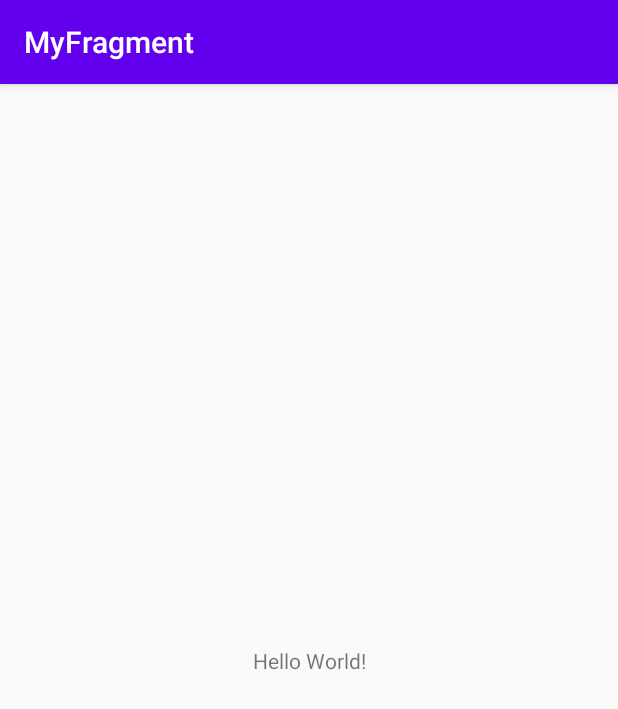
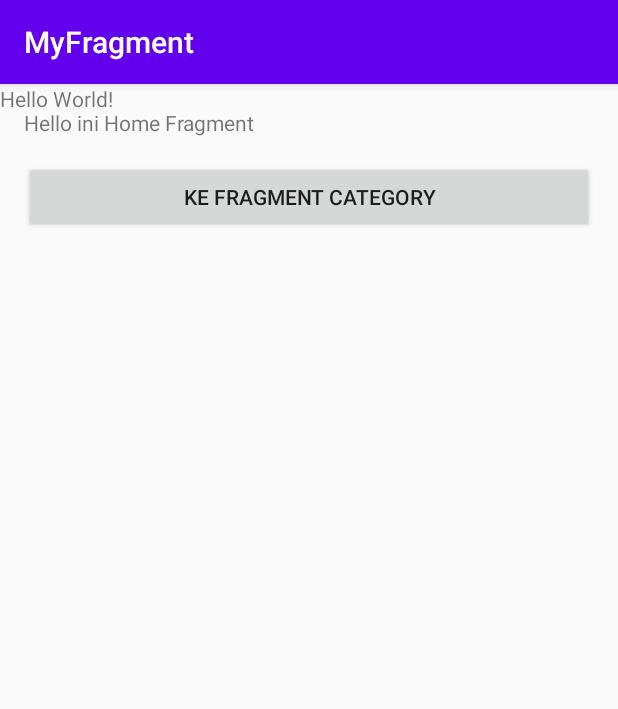
Before and after one commit to boyranger/Android-Develover-SingleFighter, an Android app: the screen it shows after launch (MainActivity), on a phone screen of 412 x 824 dp. Shown: the top 709 px of the screen. Run offline under Robolectric (Android 15) with nearby library versions, the phone set to English and light mode, and no system bars.

Commit message:
fragment
codeLabs Fragment

```diff
--- a/BFAA/MyFragment/app/build.gradle
+++ b/BFAA/MyFragment/app/build.gradle
@@ -28,6 +28,7 @@ dependencies {
 
     implementation 'androidx.appcompat:appcompat:1.1.0'
     implementation 'androidx.constraintlayout:constraintlayout:1.1.3'
+    implementation 'androidx.legacy:legacy-support-v4:1.0.0'
     testImplementation 'junit:junit:4.12'
     androidTestImplementation 'androidx.test.ext:junit:1.1.1'
     androidTestImplementation 'androidx.test.espresso:espresso-core:3.2.0'
--- /dev/null
+++ b/BFAA/MyFragment/app/src/main/java/com/firdausdev/singlefighter/bfaa/myfragment/HomeFragment.java
@@ -0,0 +1,47 @@
+package com.firdausdev.singlefighter.bfaa.myfragment;
+
+import android.os.Bundle;
+
+import androidx.annotation.NonNull;
+import androidx.annotation.Nullable;
+import androidx.fragment.app.Fragment;
+
+import android.view.LayoutInflater;
+import android.view.View;
+import android.view.ViewGroup;
+import android.widget.Button;
+
+
+/**
+ * A simple {@link Fragment} subclass.
+ */
+public class HomeFragment extends Fragment implements View.OnClickListener {
+
+    public HomeFragment() {
+        // Required empty public constructor
+    }
+
+
+
+
+    @Override
+    public View onCreateView(LayoutInflater inflater, ViewGroup container,
+                             Bundle savedInstanceState) {
+        // Inflate the layout for this
+        //https://www.bignerdranch.com/blog/understanding-androids-layoutinflater-inflate/
+        return inflater.inflate(R.layout.fragment_home, container, false);
+    }
+
+    @Override
+    public void onViewCreated(@NonNull View view, @Nullable Bundle savedInstanceState) {
+        super.onViewCreated(view, savedInstanceState);
+
+        Button btnCategory = view.findViewById(R.id.btn_category);
+        btnCategory.setOnClickListener(this);
+    }
+
+    @Override
+    public void onClick(View v) {
+
+    }
+}
--- a/BFAA/MyFragment/app/src/main/java/com/firdausdev/singlefighter/bfaa/myfragment/MainActivity.java
+++ b/BFAA/MyFragment/app/src/main/java/com/firdausdev/singlefighter/bfaa/myfragment/MainActivity.java
@@ -1,8 +1,11 @@
 package com.firdausdev.singlefighter.bfaa.myfragment;
 
 import androidx.appcompat.app.AppCompatActivity;
+import androidx.fragment.app.Fragment;
+import androidx.fragment.app.FragmentManager;
 
 import android.os.Bundle;
+import android.util.Log;
 
 public class MainActivity extends AppCompatActivity {
 
@@ -10,5 +13,18 @@ public class MainActivity extends AppCompatActivity {
     protected void onCreate(Bundle savedInstanceState) {
         super.onCreate(savedInstanceState);
         setContentView(R.layout.activity_main);
+
+        //#1
+        FragmentManager mFragmentManager = getSupportFragmentManager();
+        HomeFragment mHomeFragment = new HomeFragment();
+        Fragment fragment = mFragmentManager.findFragmentByTag(HomeFragment.class.getSimpleName());
+
+        if (!(fragment instanceof  HomeFragment)){
+            Log.d("MyFragment", "Fragment Name :"+ HomeFragment.class.getSimpleName());
+            mFragmentManager
+                    .beginTransaction()
+                    .add(R.id.frame_container, mHomeFragment, HomeFragment.class.getSimpleName())
+                    .commit();
+        }
     }
 }
--- a/BFAA/MyFragment/app/src/main/res/layout/activity_main.xml
+++ b/BFAA/MyFragment/app/src/main/res/layout/activity_main.xml
@@ -1,7 +1,8 @@
 <?xml version="1.0" encoding="utf-8"?>
-<androidx.constraintlayout.widget.ConstraintLayout xmlns:android="http://schemas.android.com/apk/res/android"
+<FrameLayout xmlns:android="http://schemas.android.com/apk/res/android"
     xmlns:app="http://schemas.android.com/apk/res-auto"
     xmlns:tools="http://schemas.android.com/tools"
+    android:id="@+id/frame_container"
     android:layout_width="match_parent"
     android:layout_height="match_parent"
     tools:context=".MainActivity">
@@ -15,4 +16,4 @@
         app:layout_constraintRight_toRightOf="parent"
         app:layout_constraintTop_toTopOf="parent" />
 
-</androidx.constraintlayout.widget.ConstraintLayout>
+</FrameLayout>
--- /dev/null
+++ b/BFAA/MyFragment/app/src/main/res/layout/fragment_home.xml
@@ -0,0 +1,23 @@
+<?xml version="1.0" encoding="utf-8"?>
+<LinearLayout
+    xmlns:android="http://schemas.android.com/apk/res/android"
+    xmlns:tools="http://schemas.android.com/tools"
+    android:layout_width="match_parent"
+    android:layout_height="match_parent"
+    android:orientation="vertical"
+    tools:context=".HomeFragment">
+
+    <!-- TODO: Update blank fragment layout -->
+    <TextView
+        android:layout_margin="16dp"
+        android:text="@string/hello_home_fragment"
+        android:layout_width="match_parent"
+        android:layout_height="wrap_content"/>
+    <Button
+        android:id="@+id/btn_category"
+        android:layout_marginLeft="16dp"
+        android:layout_marginRight="16dp"
+        android:text="@string/to_category"
+        android:layout_width="match_parent"
+        android:layout_height="wrap_content"/>
+</LinearLayout>
```
Also changed, not shown: BFAA/MyFragment/app/src/main/res/values/strings.xml (+20 -0 lines).
